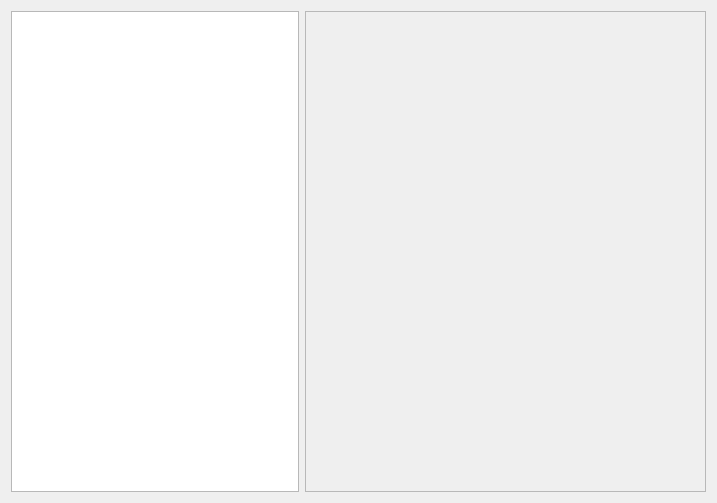
Old version of the form keybuilder/layoutmgr.ui in the repository QtWorks/keymanager.
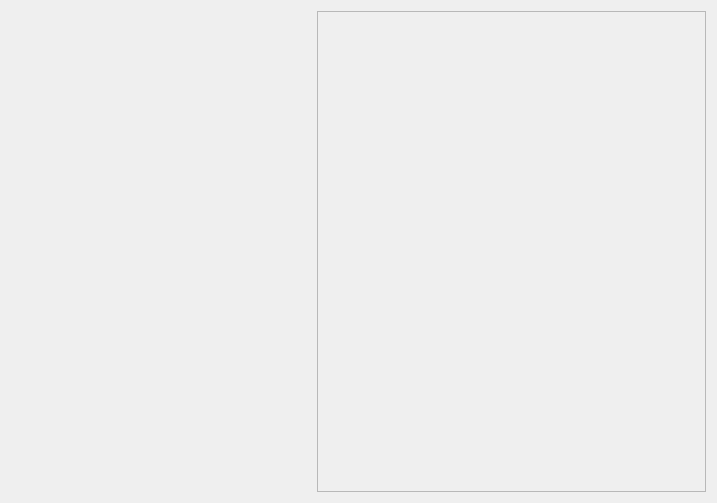
New version of the form. Custom widgets are drawn as their Qt base class.

Patch:
```diff
--- a/keybuilder/layoutmgr.ui
+++ b/keybuilder/layoutmgr.ui
@@ -24,7 +24,7 @@
        <rect>
         <x>0</x>
         <y>0</y>
-        <width>403</width>
+        <width>391</width>
         <height>483</height>
        </rect>
       </property>
@@ -37,16 +37,16 @@
     </widget>
    </item>
    <item row="0" column="0">
-    <widget class="QTreeView" name="treeView">
+    <widget class="CustomTreeView" name="treeView" native="true">
      <property name="minimumSize">
       <size>
-       <width>288</width>
+       <width>300</width>
        <height>0</height>
       </size>
      </property>
      <property name="maximumSize">
       <size>
-       <width>288</width>
+       <width>300</width>
        <height>16777215</height>
       </size>
      </property>
@@ -54,6 +54,13 @@
    </item>
   </layout>
  </widget>
+ <customwidgets>
+  <customwidget>
+   <class>CustomTreeView</class>
+   <extends>QWidget</extends>
+   <header>customtreeview.h</header>
+  </customwidget>
+ </customwidgets>
  <resources/>
  <connections/>
 </ui>
```
